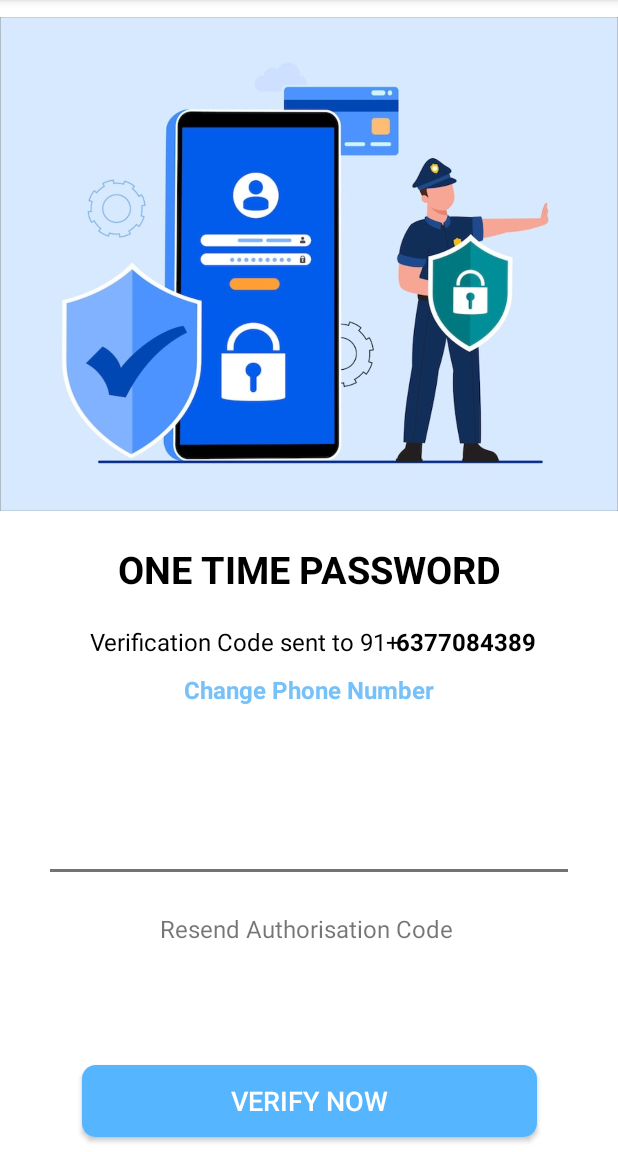
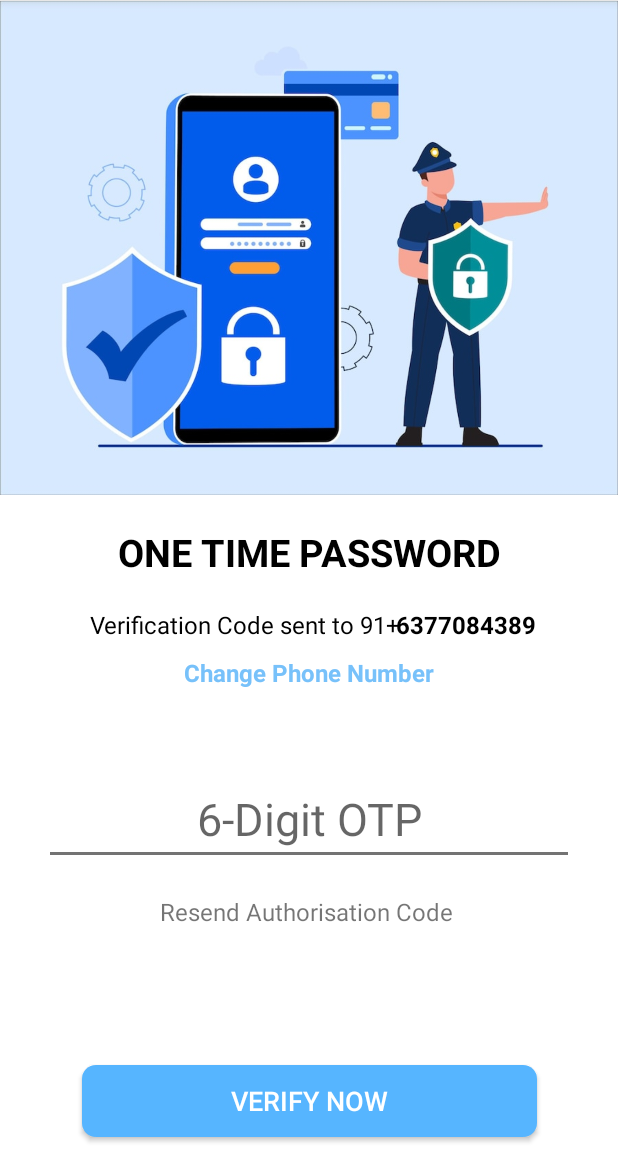
Before and after one commit to GistMonk/digihelper-app, an Android app: the OtpActivity screen opened directly, with no data from a screen before it, after a tap on "VERIFY NOW", on a phone screen of 412 x 824 dp, the part 84-1236 px from its top. Run offline under Robolectric (Android 15) with nearby library versions, the phone set to English and light mode, and no system bars.

Commit message:
second commit

```diff
--- a/app/src/main/java/com/example/digihelper/MainActivity.java
+++ b/app/src/main/java/com/example/digihelper/MainActivity.java
@@ -25,7 +25,7 @@ public class MainActivity extends AppCompatActivity {
 
         AppCompatDelegate.setDefaultNightMode(AppCompatDelegate.MODE_NIGHT_NO);
 
-        if (getSupportActionBar() != null) {
+        if (getSupportActionBar() != null) {;
             getSupportActionBar().hide();
         }
 
@@ -33,6 +33,7 @@ public class MainActivity extends AppCompatActivity {
         continueButton = (AppCompatButton) findViewById(R.id.continueButton);
         progressBar = (ProgressBar) findViewById(R.id.loader);
 
+        System.out.println(phoneNumber);
         continueButton.setOnClickListener(new View.OnClickListener() {
             @Override
             public void onClick(View view) {
--- a/app/src/main/java/com/example/digihelper/OtpActivity.java
+++ b/app/src/main/java/com/example/digihelper/OtpActivity.java
@@ -30,7 +30,13 @@ public class OtpActivity extends AppCompatActivity {
                 optText = (EditText) findViewById(R.id.otpTextField);
                 String otpTextString = optText.getText().toString();
                 Toast.makeText(getApplicationContext(), "otp is "+otpTextString,Toast.LENGTH_LONG).show();
+                String value;
+                Bundle bundle = getIntent().getExtras();
+                if (bundle != null) {
+                    value = bundle.getString("sample_name");
+                }
             }
+
         });
 
     }
--- a/app/src/main/res/layout/activity_otp.xml
+++ b/app/src/main/res/layout/activity_otp.xml
@@ -14,7 +14,7 @@
         app:layout_constraintRight_toRightOf="parent"
         app:layout_constraintTop_toTopOf="parent"
         app:srcCompat="@drawable/otp"
-
+        android:layout_marginTop="-11dp"
         />
 
     <TextView
@@ -84,9 +84,10 @@
         android:layout_height="wrap_content"
         android:layout_marginTop="56dp"
         android:ems="10"
+        android:hint="6-Digit OTP"
         android:inputType="number"
         android:textSize="30dp"
-
+        android:textAlignment="center"
         app:layout_constraintLeft_toLeftOf="parent"
         app:layout_constraintRight_toRightOf="parent"
         app:layout_constraintTop_toBottomOf="@id/textView2"
```
Also changed, not shown: app/src/main/res/drawable/opt2.jpg (deleted).
